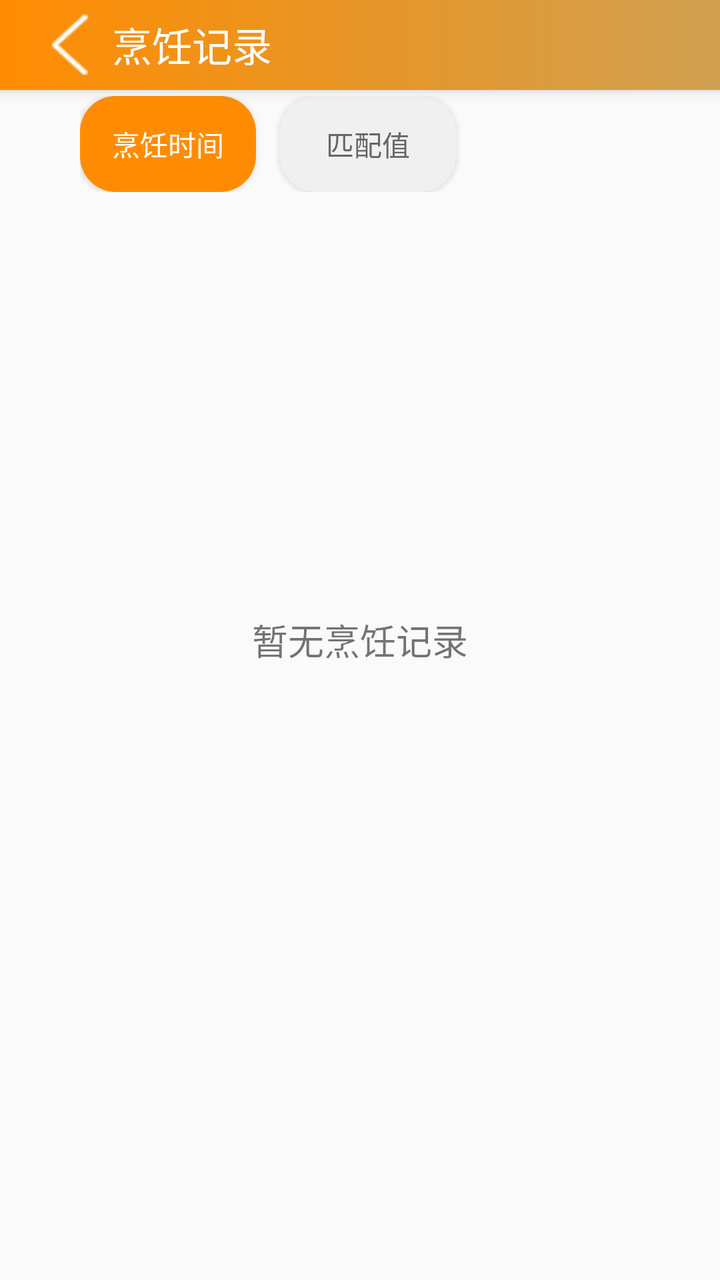
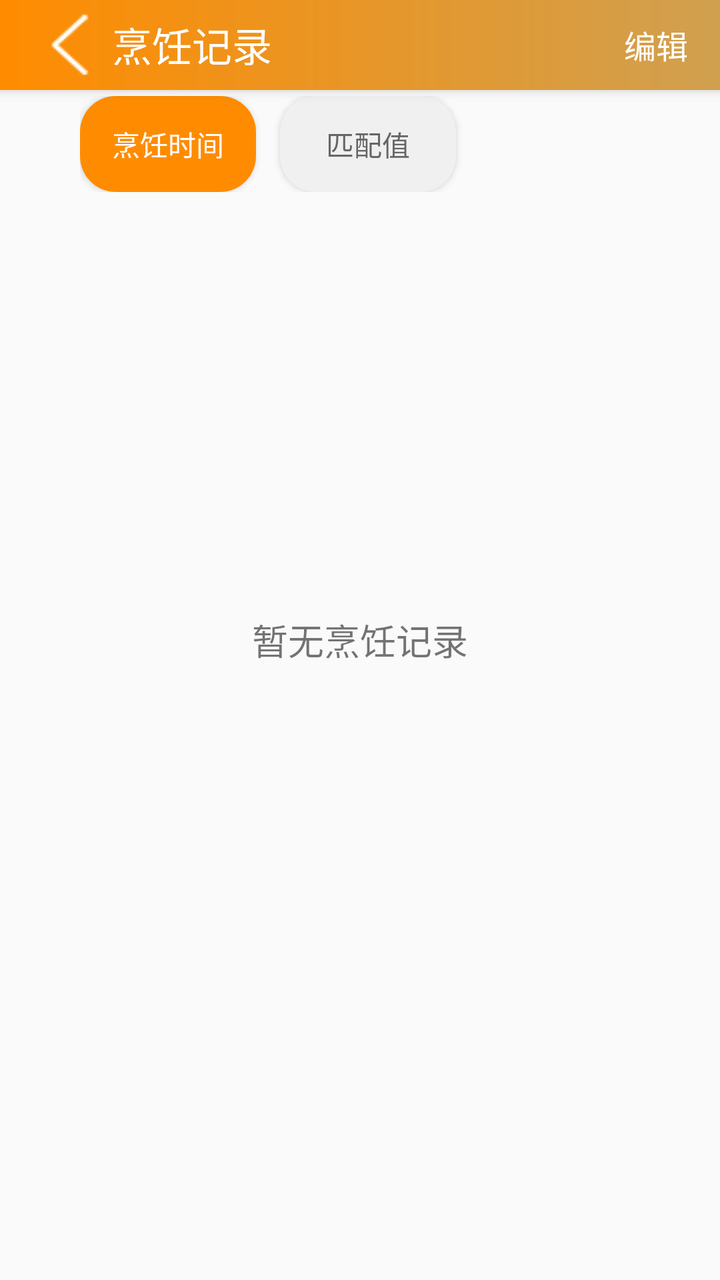

Before-and-after screenshots of an Android layout around one commit, followed by the original layout XML and the change that was made.
<!-- AndroidManifest.xml: application theme Theme.Kitchenmanager -->
<!-- res/layout/activity_history.xml -->
<?xml version="1.0" encoding="utf-8"?>
<androidx.core.widget.NestedScrollView xmlns:android="http://schemas.android.com/apk/res/android"
    xmlns:app="http://schemas.android.com/apk/res-auto"
    xmlns:tools="http://schemas.android.com/tools"
    android:layout_width="match_parent"
    android:layout_height="match_parent"
    android:fillViewport="true">

    <FrameLayout
        android:layout_width="match_parent"
        android:layout_height="match_parent">
        android:layout_width="match_parent"
        android:layout_height="match_parent">
        

        <androidx.appcompat.widget.Toolbar
            android:id="@+id/toolbar"
            android:layout_width="match_parent"
            android:layout_height="45dp"
            android:background="@drawable/bg_splash_gradient"
            android:elevation="4dp">

            <ImageView
                android:id="@+id/iv_back"
                android:layout_width="40dp"
                android:layout_height="40dp"
                android:padding="4dp"
                android:src="@drawable/back"
                android:contentDescription="返回" />

            <TextView
                android:id="@+id/tv_title"
                android:layout_width="wrap_content"
                android:layout_height="wrap_content"
                android:layout_marginStart="16dp"
                android:text="烹饪记录"
                android:textSize="20sp"
                android:textColor="#FFFFFF" />
        </androidx.appcompat.widget.Toolbar>

        
        <HorizontalScrollView
            android:layout_width="match_parent"
            android:layout_height="wrap_content"
            android:layout_margin="40dp"
            android:paddingTop="8dp"
            android:paddingBottom="8dp">

            <LinearLayout
                android:layout_width="wrap_content"
                android:layout_height="wrap_content"
                android:orientation="horizontal">

                <Button
                    android:id="@+id/btn_sort_time"
                    android:layout_width="wrap_content"
                    android:layout_height="48dp"
                    android:layout_marginRight="12dp"
                    android:background="@drawable/bg_tab_selected"
                    android:paddingStart="16dp"
                    android:paddingEnd="16dp"
                    android:text="烹饪时间"
                    android:textColor="#FFFFFF"
                    android:textSize="14sp" />

                <Button
                    android:id="@+id/btn_sort_match"
                    android:layout_width="wrap_content"
                    android:layout_height="48dp"
                    android:layout_marginRight="12dp"
                    android:background="@drawable/bg_tab_normal"
                    android:paddingStart="16dp"
                    android:paddingEnd="16dp"
                    android:text="匹配值"
                    android:textColor="#666666"
                    android:textSize="14sp" />
            </LinearLayout>
        </HorizontalScrollView>

        
        <androidx.recyclerview.widget.RecyclerView
            android:id="@+id/rv_recipes"
            android:layout_width="match_parent"
            android:layout_height="match_parent"
            android:layout_marginTop="100dp"
            android:padding="8dp"
            app:layoutManager="androidx.recyclerview.widget.GridLayoutManager"
            app:spanCount="1"
            tools:listitem="@layout/item_recipe" />

        
        <ProgressBar
            android:id="@+id/progressBar"
            android:layout_width="wrap_content"
            android:layout_height="wrap_content"
            android:layout_gravity="center"
            android:visibility="gone" />

        
        <TextView
            android:id="@+id/emptyView"
            android:layout_width="match_parent"
            android:layout_height="match_parent"
            android:layout_gravity="center"
            android:gravity="center"
            android:text="暂无烹饪记录"
            android:textSize="18sp"
            android:visibility="visible" />

    </FrameLayout>
</androidx.core.widget.NestedScrollView>
<!-- res/layout/item_recipe.xml (included above) -->
<?xml version="1.0" encoding="utf-8"?>
<androidx.cardview.widget.CardView
    xmlns:android="http://schemas.android.com/apk/res/android"
    xmlns:app="http://schemas.android.com/apk/res-auto"
    android:layout_width="match_parent"
    android:layout_height="wrap_content"
    android:layout_margin="8dp"
    app:cardCornerRadius="8dp"
    app:cardElevation="4dp">

    <LinearLayout
        android:layout_width="match_parent"
        android:layout_height="wrap_content"
        android:orientation="horizontal"
        android:padding="12dp"
        android:minHeight="100dp"> 

        
        <ImageView
            android:id="@+id/iv_recipe_image"
            android:layout_width="80dp"
            android:layout_height="80dp"
            android:scaleType="centerCrop"
            android:src="@drawable/placeholder" />

        
        <LinearLayout
            android:layout_width="0dp"
            android:layout_height="match_parent"
            android:layout_weight="1"
            android:layout_marginStart="12dp"
            android:orientation="vertical"
            android:gravity="center_vertical"> 

        
        <TextView
            android:id="@+id/tv_recipe_name"
            android:layout_width="match_parent"
            android:layout_height="wrap_content"
            android:text="菜谱名称"
            android:textStyle="bold"
            android:textSize="18sp"
            android:maxLines="1"
            android:textColor="@android:color/black" />

        
        <TextView
            android:id="@+id/tv_recipe_attributes"
            android:layout_width="match_parent"
            android:layout_height="wrap_content"
            android:textSize="14sp"
            android:text="特点"
            android:maxLines="1"
            android:textColor="#FF8C00"
            android:layout_marginTop="4dp"/>

        
        <TextView
            android:id="@+id/tv_recipe_needs"
            android:layout_width="match_parent"
            android:layout_height="wrap_content"
            android:textSize="14sp"
            android:textColor="#616161"
            android:layout_marginTop="4dp"
            android:maxLines="1"
            android:text="原料"
            android:ellipsize="end"/>

    </LinearLayout>

    
    <LinearLayout
        android:layout_width="wrap_content"
        android:layout_height="match_parent"
        android:orientation="vertical"
        android:gravity="center">

        
        <ImageView
            android:id="@+id/iv_favorite"
            android:layout_width="32dp"
            android:layout_height="32dp"
            android:src="@drawable/ic_favorite_border"
            android:contentDescription="收藏"/>

        
        <ImageView
            android:id="@+id/iv_detail"
            android:layout_width="32dp"
            android:layout_height="32dp"
            android:src="@drawable/ic_info"
            android:layout_marginTop="8dp"
            android:contentDescription="详情"/>

    </LinearLayout>
</LinearLayout>
    </androidx.cardview.widget.CardView>
<!-- resources referenced by this layout -->
<resources>
  <!-- drawable back: png bitmap (drawable, 3160 bytes) -->
  <!-- drawable bg_splash_gradient (drawable) -->
  <?xml version="1.0" encoding="utf-8"?>
  <shape xmlns:android="http://schemas.android.com/apk/res/android"
      android:shape="rectangle">
      <gradient
          android:startColor="#FF8C00"
          android:endColor="#D0A050"
          android:type="linear" />
  </shape>
  <!-- drawable bg_tab_normal (drawable) -->
  <?xml version="1.0" encoding="utf-8"?>
  <shape xmlns:android="http://schemas.android.com/apk/res/android"
      android:shape="rectangle">
      <solid android:color="#F0F0F0" />
      <corners android:radius="18dp" />
  </shape>
  <!-- drawable bg_tab_selected (drawable) -->
  <?xml version="1.0" encoding="utf-8"?>
  <shape xmlns:android="http://schemas.android.com/apk/res/android"
      android:shape="rectangle">
      <solid android:color="#FF8C00" />
      <corners android:radius="18dp" />
  </shape>
  <!-- drawable ic_favorite_border (drawable) -->
  <vector xmlns:android="http://schemas.android.com/apk/res/android"
      android:width="24dp"
      android:height="24dp"
      android:viewportWidth="24"
      android:viewportHeight="24">
      <path
          android:fillColor="#ff000000"
          android:pathData="M16.5,3c-1.74,0 -3.41,0.81 -4.5,2.09C10.91,3.81 9.24,3 7.5,3 4.42,3 2,5.42 2,8.5c0,3.78 3.4,6.86 8.55,11.54L12,21.35l1.45,-1.32C18.6,15.36 22,12.28 22,8.5 22,5.42 19.58,3 16.5,3zM12.1,18.55l-0.1,0.1 -0.1,-0.1C7.14,14.24 4,11.39 4,8.5 4,6.5 5.5,5 7.5,5c1.54,0 3.04,0.99 3.57,2.36h1.87C13.46,5.99 14.96,5 16.5,5c2,0 3.5,1.5 3.5,3.5 0,2.89 -3.14,5.74 -7.9,10.05z"/>
  </vector>
  <!-- drawable ic_info (drawable) -->
  <vector xmlns:android="http://schemas.android.com/apk/res/android"
      android:width="24dp"
      android:height="24dp"
      android:viewportWidth="24"
      android:viewportHeight="24">
      <path
          android:fillColor="#FF000000"
          android:pathData="M12,2C6.48,2 2,6.48 2,12s4.48,10 10,10 10,-4.48 10,-10S17.52,2 12,2zM13,17h-2v-6h2v6zM13,9h-2V7h2v2z"/>
  </vector>
  <!-- drawable placeholder: jpg bitmap (drawable, 66309 bytes) -->
  <style name="Theme.Kitchenmanager" parent="Base.Theme.Kitchenmanager" />
  <style name="Base.Theme.Kitchenmanager" parent="Theme.MaterialComponents.DayNight.NoActionBar.Bridge">
          
          
      </style>
</resources>

<!-- the commit's change to res/layout/activity_history.xml (unified diff, before → after) -->
@@ -9,8 +9,6 @@
     <FrameLayout
         android:layout_width="match_parent"
         android:layout_height="match_parent">
-        android:layout_width="match_parent"
-        android:layout_height="match_parent">
         
 
         <androidx.appcompat.widget.Toolbar
@@ -36,6 +34,45 @@
                 android:text="烹饪记录"
                 android:textSize="20sp"
                 android:textColor="#FFFFFF" />
+            <TextView
+                android:id="@+id/tv_edit"
+                android:layout_width="wrap_content"
+                android:layout_height="wrap_content"
+                android:text="编辑"
+                android:textSize="16sp"
+                android:textColor="#FFFFFF"
+                android:layout_gravity="end"
+                android:paddingEnd="16dp" />
+            <TextView
+                android:id="@+id/tv_select_all"
+                android:layout_width="wrap_content"
+                android:layout_height="wrap_content"
+                android:text="全选"
+                android:textSize="16sp"
+                android:textColor="#FFFFFF"
+                android:layout_gravity="end"
+                android:paddingEnd="8dp"
+                android:visibility="gone" />
+            <TextView
+                android:id="@+id/tv_cancel"
+                android:layout_width="wrap_content"
+                android:layout_height="wrap_content"
+                android:text="取消"
+                android:textSize="16sp"
+                android:textColor="#FFFFFF"
+                android:layout_gravity="end"
+                android:paddingEnd="8dp"
+                android:visibility="gone" />
+            <TextView
+                android:id="@+id/tv_delete"
+                android:layout_width="wrap_content"
+                android:layout_height="wrap_content"
+                android:text="删除"
+                android:textSize="16sp"
+                android:textColor="#FFFFFF"
+                android:layout_gravity="end"
+                android:paddingEnd="16dp"
+                android:visibility="gone" />
         </androidx.appcompat.widget.Toolbar>
 
         
@@ -127,6 +164,12 @@
         android:padding="12dp"
         android:minHeight="100dp"> 
 
+        <CheckBox
+            android:id="@+id/cb_select"
+            android:layout_width="wrap_content"
+            android:layout_height="wrap_content"
+            android:visibility="gone" />
+
         
         <ImageView
             android:id="@+id/iv_recipe_image"
@@ -144,66 +187,66 @@
             android:orientation="vertical"
             android:gravity="center_vertical"> 
 
-        
-        <TextView
-            android:id="@+id/tv_recipe_name"
-            android:layout_width="match_parent"
-            android:layout_height="wrap_content"
-            android:text="菜谱名称"
-            android:textStyle="bold"
-            android:textSize="18sp"
-            android:maxLines="1"
-            android:textColor="@android:color/black" />
-
-        
-        <TextView
-            android:id="@+id/tv_recipe_attributes"
-            android:layout_width="match_parent"
-            android:layout_height="wrap_content"
-            android:textSize="14sp"
-            android:text="特点"
-            android:maxLines="1"
-            android:textColor="#FF8C00"
-            android:layout_marginTop="4dp"/>
-
-        
-        <TextView
-            android:id="@+id/tv_recipe_needs"
-            android:layout_width="match_parent"
-            android:layout_height="wrap_content"
-            android:textSize="14sp"
-            android:textColor="#616161"
-            android:layout_marginTop="4dp"
-            android:maxLines="1"
-            android:text="原料"
-            android:ellipsize="end"/>
-
+            
+            <TextView
+                android:id="@+id/tv_recipe_name"
+                android:layout_width="match_parent"
+                android:layout_height="wrap_content"
+                android:text="菜谱名称"
+                android:textStyle="bold"
+                android:textSize="18sp"
+                android:maxLines="1"
+                android:textColor="@android:color/black" />
+
+            
+            <TextView
+                android:id="@+id/tv_recipe_attributes"
+                android:layout_width="match_parent"
+                android:layout_height="wrap_content"
+                android:textSize="14sp"
+                android:text="特点"
+                android:maxLines="1"
+                android:textColor="#FF8C00"
+                android:layout_marginTop="4dp"/>
+
+            
+            <TextView
+                android:id="@+id/tv_recipe_needs"
+                android:layout_width="match_parent"
+                android:layout_height="wrap_content"
+                android:textSize="14sp"
+                android:textColor="#616161"
+                android:layout_marginTop="4dp"
+                android:maxLines="1"
+                android:text="原料"
+                android:ellipsize="end"/>
+
+        </LinearLayout>
+
+        
+        <LinearLayout
+            android:layout_width="wrap_content"
+            android:layout_height="match_parent"
+            android:orientation="vertical"
+            android:gravity="center">
+
+            
+            <ImageView
+                android:id="@+id/iv_favorite"
+                android:layout_width="32dp"
+                android:layout_height="32dp"
+                android:src="@drawable/ic_favorite_border"
+                android:contentDescription="收藏"/>
+
+            
+            <ImageView
+                android:id="@+id/iv_detail"
+                android:layout_width="32dp"
+                android:layout_height="32dp"
+                android:src="@drawable/ic_info"
+                android:layout_marginTop="8dp"
+                android:contentDescription="详情"/>
+
+        </LinearLayout>
     </LinearLayout>
-
-    
-    <LinearLayout
-        android:layout_width="wrap_content"
-        android:layout_height="match_parent"
-        android:orientation="vertical"
-        android:gravity="center">
-
-        
-        <ImageView
-            android:id="@+id/iv_favorite"
-            android:layout_width="32dp"
-            android:layout_height="32dp"
-            android:src="@drawable/ic_favorite_border"
-            android:contentDescription="收藏"/>
-
-        
-        <ImageView
-            android:id="@+id/iv_detail"
-            android:layout_width="32dp"
-            android:layout_height="32dp"
-            android:src="@drawable/ic_info"
-            android:layout_marginTop="8dp"
-            android:contentDescription="详情"/>
-
-    </LinearLayout>
-</LinearLayout>
-    </androidx.cardview.widget.CardView>
+</androidx.cardview.widget.CardView>
